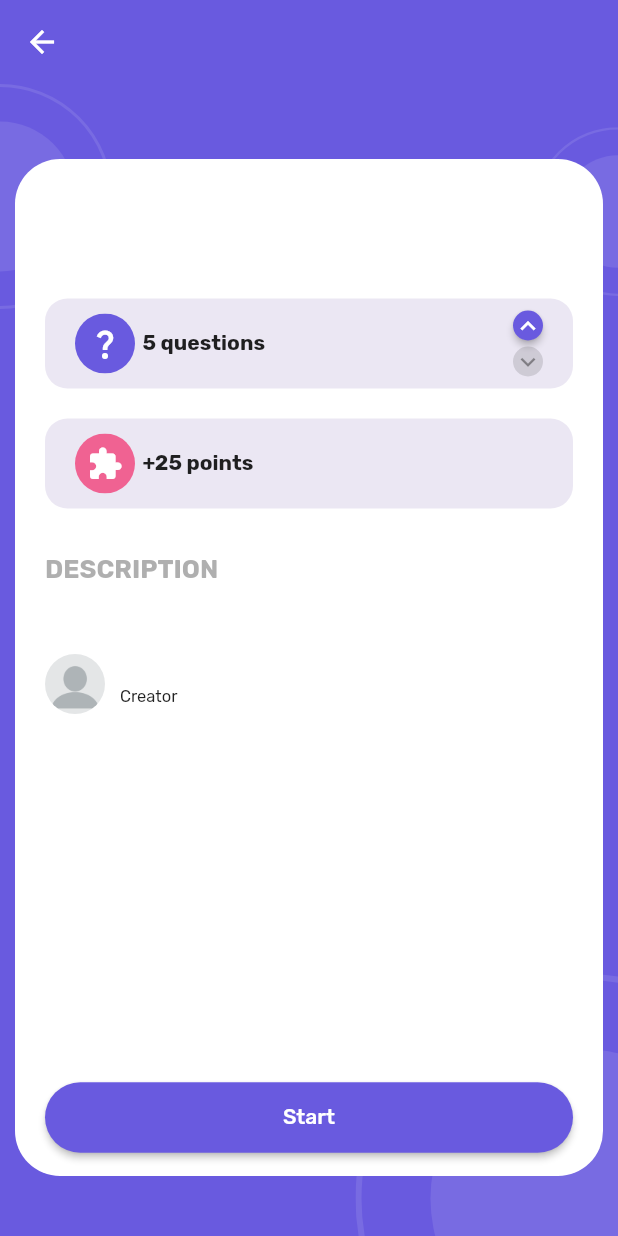
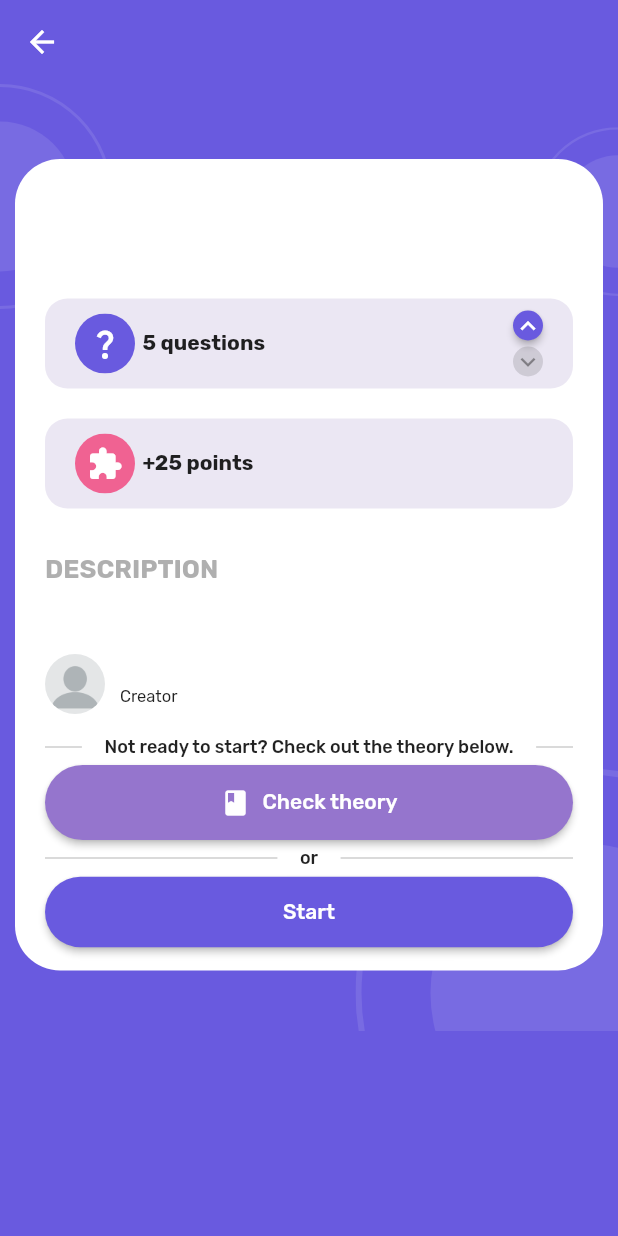
Before and after one commit to Maksim-creator/quiz-app-flutter, a Flutter app: the CountSelection screen opened directly with empty values, on a phone screen of 412 x 824 dp. Run offline on Flutter 3.47's test engine with Material 2 defaults, Android fonts, the phone set to English and light mode, and no system bars; our stand-ins replace either_dart, fl_chart, flutter_bloc, flutter_secure_storage, flutter_svg, freezed_annotation and 3 more; missing offline and left inert: flutter_device_type, flutter_share, indexed; accounts and stored records are empty; project files that could hold a hidden picture were left out.

```diff
--- a/lib/featrures/quizzes/models/quiz.dart
+++ b/lib/featrures/quizzes/models/quiz.dart
@@ -88,6 +88,7 @@ class Topic with _$Topic {
     required String author,
     required int selectedTimes,
     required String description,
+    required String tipLink,
   }) = _Topic;
 
   factory Topic.fromJson(Map<String, dynamic> json) => _$TopicFromJson(json);
--- a/lib/featrures/quizzes/screens/CountSelection.dart
+++ b/lib/featrures/quizzes/screens/CountSelection.dart
@@ -1,8 +1,10 @@
 import 'package:flutter/material.dart';
 import 'package:flutter_svg/svg.dart';
+import 'package:url_launcher/url_launcher.dart';
 import 'package:quizz_app/featrures/quizzes/models/quiz.dart';
 import 'package:quizz_app/featrures/quizzes/widgets/AuthorWidget.dart';
 import 'package:quizz_app/featrures/quizzes/widgets/CountSelectionWidget.dart';
+import 'package:quizz_app/featrures/quizzes/widgets/Divider.dart';
 import 'package:quizz_app/featrures/quizzes/widgets/PointsCard.dart';
 import 'package:quizz_app/widgets/Button.dart';
 
@@ -29,6 +31,15 @@ class _CountSelectionState extends State<CountSelection> {
     setState(() {
       countQuestions = countQuestions - 5;
     });
+  }
+
+  lounchUrl(String url) async {
+    final uri = Uri.parse(url);
+    if (await canLaunchUrl(uri)) {
+      await launchUrl(uri);
+    } else {
+      throw 'Could not launch $url';
+    }
   }
 
   @override
@@ -74,6 +85,7 @@ class _CountSelectionState extends State<CountSelection> {
             padding: const EdgeInsets.symmetric(vertical: 15, horizontal: 20),
             decoration: BoxDecoration(
                 color: Colors.white, borderRadius: BorderRadius.circular(30)),
+            child: SingleChildScrollView(
               child: Column(
                 mainAxisAlignment: MainAxisAlignment.spaceBetween,
                 children: [
@@ -120,6 +132,23 @@ class _CountSelectionState extends State<CountSelection> {
                       ),
                     ],
                   ),
+                  Column(
+                    children: [
+                      const DividerWidget(
+                          text:
+                              'Not ready to start? Check out the theory below.'),
+                      Button(
+                          backgroundColor: Colors.deepPurple.shade300,
+                          leftIcon: const Icon(
+                            Icons.book,
+                            size: 20,
+                          ),
+                          buttonText: 'Check theory',
+                          onPress: () => lounchUrl(widget.topic.tipLink),
+                          disabled: false),
+                      const DividerWidget(
+                        text: 'or',
+                      ),
                       Button(
                           buttonText: 'Start',
                           onPress: () {
@@ -129,6 +158,9 @@ class _CountSelectionState extends State<CountSelection> {
                           },
                           disabled: false)
                     ],
+                  )
+                ],
+              ),
             ),
           )
         ]));
--- /dev/null
+++ b/lib/featrures/quizzes/widgets/Divider.dart
@@ -0,0 +1,43 @@
+import 'package:flutter/material.dart';
+
+class DividerWidget extends StatefulWidget {
+  final String text;
+
+  const DividerWidget({super.key, required this.text});
+
+  @override
+  State<DividerWidget> createState() => _DividerWidgetState();
+}
+
+class _DividerWidgetState extends State<DividerWidget> {
+  @override
+  Widget build(BuildContext context) {
+    return Padding(
+      padding: const EdgeInsets.symmetric(vertical: 5),
+      child: Row(
+        mainAxisAlignment: MainAxisAlignment.center,
+        children: [
+          Expanded(
+            child: Container(
+              height: 0.5,
+              color: Colors.grey,
+            ),
+          ),
+          Padding(
+            padding: const EdgeInsets.symmetric(horizontal: 15),
+            child: Text(
+              widget.text,
+              style: const TextStyle(fontSize: 12, fontWeight: FontWeight.w500),
+            ),
+          ),
+          Expanded(
+            child: Container(
+              height: 0.5,
+              color: Colors.grey,
+            ),
+          )
+        ],
+      ),
+    );
+  }
+}
--- a/lib/featrures/user/home/widgets/RecentQuiz.dart
+++ b/lib/featrures/user/home/widgets/RecentQuiz.dart
@@ -51,6 +51,7 @@ class _RecentQuizState extends State<RecentQuiz> {
                           icon: quiz.icon,
                           author: quiz.author,
                           selectedTimes: quiz.selectedTimes,
+                          tipLink: quiz.tipLink,
                           description: quiz.description));
                 });
               },
--- a/pubspec.yaml
+++ b/pubspec.yaml
@@ -51,6 +51,7 @@ dependencies:
   indexed: ^0.0.8
   fl_chart: ^0.61.0
   either_dart: ^0.3.0
+  url_launcher: ^6.1.10
 
 dev_dependencies:
   flutter_test:
```
Also changed, not shown: lib/featrures/quizzes/models/quiz.freezed.dart, lib/featrures/quizzes/models/quiz.g.dart, pubspec.lock, 9 other files. Lines whose indentation alone changed are shown as unchanged.
